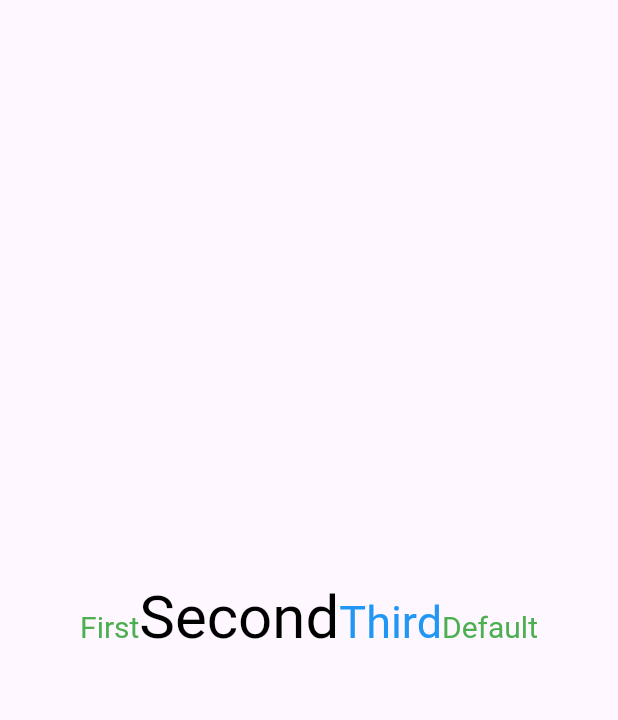
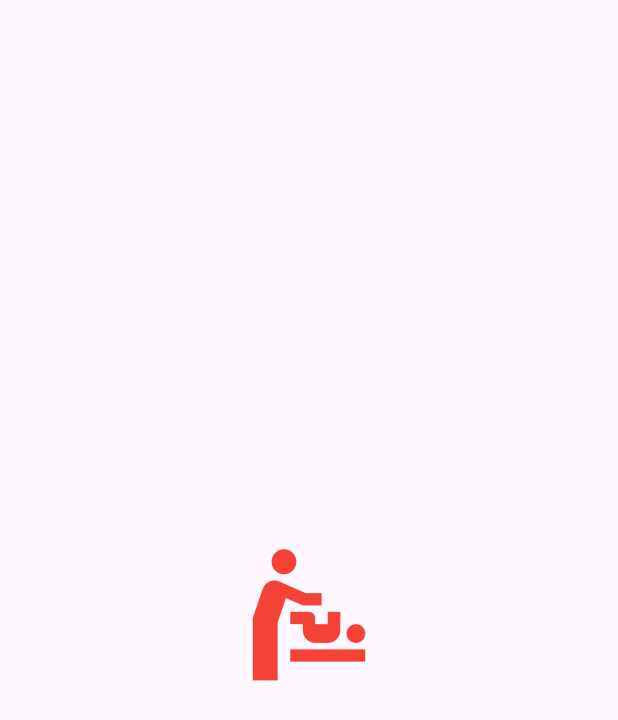
Before and after one commit to waizkamboh/flutter_widget, a Flutter app: the screen it shows after launch, on a phone screen of 412 x 824 dp. Shown: the top 720 px of the screen. Run offline on Flutter 3.47's test engine with Material 3 defaults, Android fonts, the phone set to English and light mode, and no system bars.

Commit message:
Icon widget

```diff
--- a/lib/main.dart
+++ b/lib/main.dart
@@ -1,7 +1,9 @@
 import 'package:flutter/material.dart';
 import 'package:flutter_widget/reorderable_list_view.dart';
+import 'package:flutter_widget/widget/icon.dart';
 import 'package:flutter_widget/widget/rich_text.dart';
 import 'package:flutter_widget/widget/text.dart';
+import 'package:flutter_widget/widget/text.rich.dart';
 
 void main() {
   runApp(const MyApp());
@@ -18,7 +20,7 @@ class MyApp extends StatelessWidget {
       theme: ThemeData(
         colorScheme: ColorScheme.fromSeed(seedColor: Colors.deepPurple),
       ),
-      home: RichTextWidget(),
+      home: IconWidget(),
     );
   }
 }
--- /dev/null
+++ b/lib/widget/icon.dart
@@ -0,0 +1,19 @@
+import 'package:flutter/material.dart';
+
+class IconWidget extends StatelessWidget {
+  const IconWidget({super.key});
+
+  @override
+  Widget build(BuildContext context) {
+    return Scaffold(
+      body: Center(
+        child: Icon(
+          Icons.baby_changing_station,
+          size: 100,
+          color: Colors.red,
+          semanticLabel: 'Baby changing',
+        ),
+      ),
+    );
+  }
+}
--- a/lib/widget/rich_text.dart
+++ b/lib/widget/rich_text.dart
@@ -6,12 +6,8 @@ class RichTextWidget extends StatelessWidget {
   @override
   Widget build(BuildContext context) {
     return Scaffold(
-       body: SafeArea(
-         child: Center(
-           child: Column(
-             mainAxisAlignment: MainAxisAlignment.center,
-             children: [
-               RichText(
+       body: Center(
+         child: RichText(
              text: TextSpan(
                text: 'First',
                style: TextStyle(fontSize: 20, color: Colors.green),
@@ -22,9 +18,6 @@ class RichTextWidget extends StatelessWidget {
 
                ]
              )
-               )
-             ],
-           ),
          ),
        ),
     );
```
Also changed, not shown: lib/widget/text.rich.dart (+2 -9 lines). Lines whose indentation alone changed are shown as unchanged.
